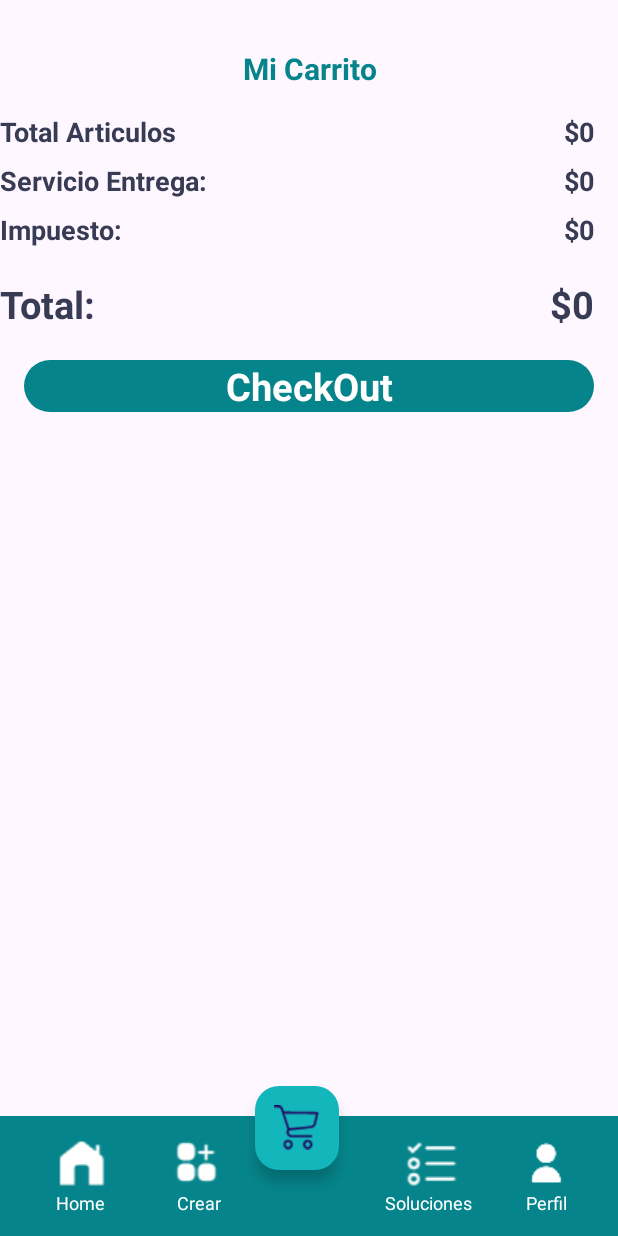
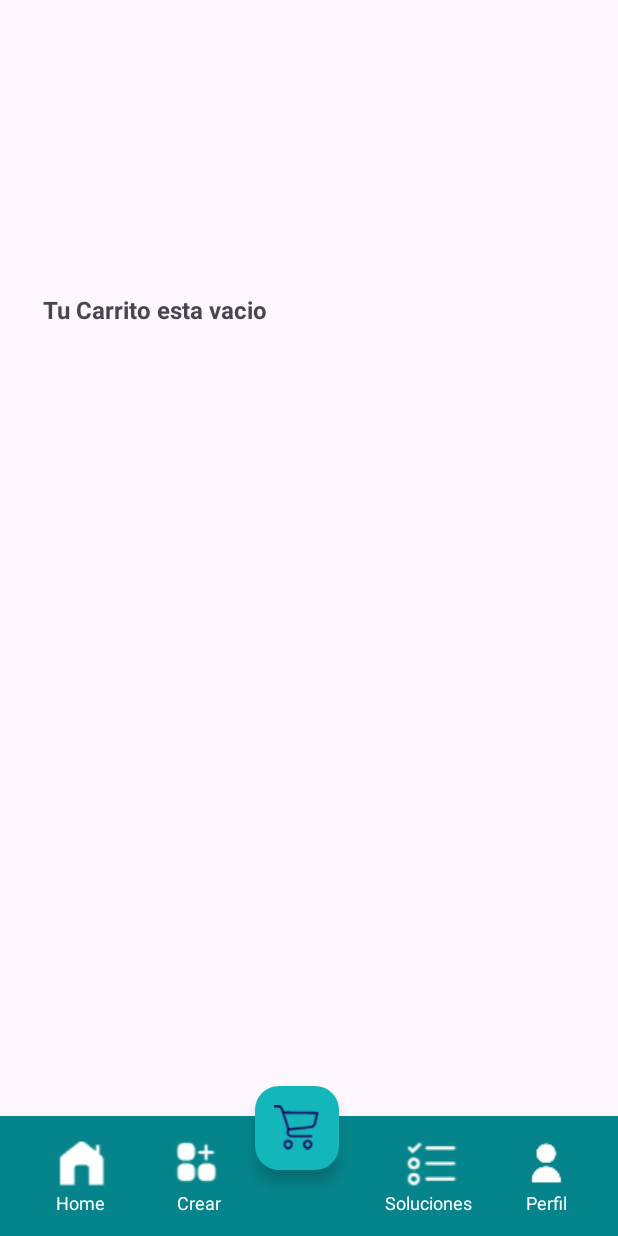
Before and after one commit to Mlermaa/Proyecto_App_Movil, an Android app: the CartListActivity screen opened directly, with no data from a screen before it, on a phone screen of 412 x 824 dp. Run offline under Robolectric (Android 15) with nearby library versions, the phone set to English and light mode, and no system bars; pictures from the network do not load.

Commit message:
Creacion actividad carrito de compras

```diff
--- a/apptechdesk2023/app/src/main/java/com/example/apptechdesk2023/Activity/CartListActivity.java
+++ b/apptechdesk2023/app/src/main/java/com/example/apptechdesk2023/Activity/CartListActivity.java
@@ -1,14 +1,21 @@
 package com.example.apptechdesk2023.Activity;
 
+import android.content.Intent;
 import android.os.Bundle;
+import android.view.View;
+import android.widget.LinearLayout;
 import android.widget.ScrollView;
 import android.widget.TextView;
 
 import androidx.appcompat.app.AppCompatActivity;
+import androidx.recyclerview.widget.LinearLayoutManager;
 import androidx.recyclerview.widget.RecyclerView;
 
+import com.example.apptechdesk2023.Activity.Adaptor.CartListAadapter;
 import com.example.apptechdesk2023.Helper.ManagementCart;
+import com.example.apptechdesk2023.Interface.ChangeNumberItemListener;
 import com.example.apptechdesk2023.R;
+import com.google.android.material.floatingactionbutton.FloatingActionButton;
 
 public class CartListActivity extends AppCompatActivity {
     private RecyclerView.Adapter adapter;
@@ -23,6 +30,78 @@ public class CartListActivity extends AppCompatActivity {
         super.onCreate(savedInstanceState);
         setContentView(R.layout.activity_cart_list);
 
+        managementCart=new ManagementCart(this);
+
+        initView();
+        initList();
+        CalculateCart();
+        bottomNavigation();
+    }
+
+    private void bottomNavigation(){
+        FloatingActionButton floatingActionButton=findViewById(R.id.cartBtn);
+        LinearLayout homeBtn=findViewById(R.id.homeBtn);
+
+        floatingActionButton.setOnClickListener(new View.OnClickListener() {
+            @Override
+            public void onClick(View view) {
+                startActivity(new Intent(CartListActivity.this,CartListActivity.class));
+            }
+        });
+        homeBtn.setOnClickListener(new View.OnClickListener() {
+            @Override
+            public void onClick(View view) {
+                startActivity(new Intent(CartListActivity.this,MainActivity.class));
+            }
+        });
+    }
+
+    private void initView(){
+        recyclerViewList=findViewById(R.id.recyclerView);
+        totalFeeTxt=findViewById(R.id.totalFeeTxt);
+        taxTxt=findViewById(R.id.taxTxt);
+        deliveryTxt=findViewById(R.id.deliveryTxt);
+        totalTxt=findViewById(R.id.totalTxt);
+        emptyTxt=findViewById(R.id.emptyTxt);
+        scrollView=findViewById(R.id.scrollView3);
+        recyclerViewList=findViewById(R.id.cartView);
+    }
+
+    private void  initList(){
+        LinearLayoutManager linearLayoutManager=new LinearLayoutManager(this, LinearLayoutManager.VERTICAL,false);
+        recyclerViewList.setLayoutManager(linearLayoutManager);
+        adapter=new CartListAadapter(managementCart.getListCart(), this,  new ChangeNumberItemListener() {
+            @Override
+            public void changed() {
+                CalculateCart();
+            }
+        });
+
+        recyclerViewList.setAdapter(adapter);
+        if (managementCart.getListCart().isEmpty()) {
+            emptyTxt.setVisibility(View.VISIBLE);
+            scrollView.setVisibility(View.GONE);
+        }else {
+            emptyTxt.setVisibility(View.GONE);
+            scrollView.setVisibility(View.VISIBLE);
+        }
+    }
+    private void CalculateCart(){
+        double porcentTax = 0.02;
+        double delivery = 10;
+
+        tax = Math.round((managementCart.getTotalFee() * porcentTax) * 100)/100;
+        double total = Math.round((managementCart.getTotalFee() * tax + delivery) * 100) / 100;
+        double itemTotal = Math.round(managementCart.getTotalFee() * 100) / 100;
+
+        totalFeeTxt.setText("$" + itemTotal);
+        taxTxt.setText("$"  + tax);
+        deliveryTxt.setText("$" + delivery);
+        totalTxt.setText("$" + total);
+
+
 
     }
+
+
 }
--- a/apptechdesk2023/app/src/main/java/com/example/apptechdesk2023/Helper/ManagementCart.java
+++ b/apptechdesk2023/app/src/main/java/com/example/apptechdesk2023/Helper/ManagementCart.java
@@ -4,16 +4,17 @@ import android.content.Context;
 import android.widget.Toast;
 
 import com.example.apptechdesk2023.Activity.Domain.ProductosDomain;
+import com.example.apptechdesk2023.Interface.ChangeNumberItemListener;
 
 import java.util.ArrayList;
 
 public class ManagementCart {
     private Context context;
-    private  TinyDB tinyBD;
+    private  TinyDB tinyDB;
 
     public ManagementCart(Context context){
         this.context = context;
-        this.tinyBD = new TinyDB(context);
+        this.tinyDB = new TinyDB(context);
     }
 
     public void insertProductos(ProductosDomain item){
@@ -33,12 +34,39 @@ public class ManagementCart {
                 } else {
                     listProductos.add(item);
                 }
-                tinyBD.putListObject("CardList",listProductos);
+                tinyDB.putListObject("CardList",listProductos);
                 Toast.makeText(context, "Añadido al carrito", Toast.LENGTH_SHORT).show();
    }
 
 
-    public  ArrayList<ProductosDomain> getListCart(){
-        return tinyBD.getListObject("CartList");
+    public ArrayList<ProductosDomain> getListCart() {
+        return tinyDB.getListObject("CartList");
     }
+
+    public void plusNumberProductos(ArrayList<ProductosDomain> listProductos, int position, ChangeNumberItemListener changeNumberItemListener){
+        listProductos.get(position).setNumberIncart(listProductos.get(position).getNumberIncart() + 1);
+        tinyDB.putListObject("CarList", listProductos);
+        changeNumberItemListener.changed();
+    }
+
+    public void minusNumberProductos(ArrayList<ProductosDomain> listProductos, int position, ChangeNumberItemListener changeNumberItemListener){
+        if (listProductos.get(position).getNumberIncart()==1) {
+            listProductos.remove(position);
+        }else {
+            listProductos.get(position).setNumberIncart(listProductos.get(position).getNumberIncart() - 1);
+        }
+        tinyDB.putListObject("Cartlist", listProductos);
+        changeNumberItemListener.changed();
+    }
+
+    public Double getTotalFee() {
+        ArrayList<ProductosDomain> listProductos = getListCart();
+        double fee = 0;
+        for(int i = 0; i < listProductos.size(); i++) {
+            fee = fee + (listProductos.get(i).getFee() * listProductos.get(i).getNumberIncart());
+        }
+        return  fee;
+
+    }
+
 }
--- /dev/null
+++ b/apptechdesk2023/app/src/main/java/com/example/apptechdesk2023/Interface/ChangeNumberItemListener.java
@@ -0,0 +1,5 @@
+package com.example.apptechdesk2023.Interface;
+
+public interface ChangeNumberItemListener {
+    void changed();
+}
--- a/apptechdesk2023/app/src/main/res/layout/activity_cart_list.xml
+++ b/apptechdesk2023/app/src/main/res/layout/activity_cart_list.xml
@@ -7,8 +7,13 @@
     tools:context=".Activity.CartListActivity">
 
     <ScrollView
+        android:id="@+id/scrollView3"
         android:layout_width="match_parent"
-        android:layout_height="match_parent" >
+        android:layout_height="match_parent"
+        app:layout_constraintBottom_toBottomOf="parent"
+        app:layout_constraintEnd_toEndOf="parent"
+        app:layout_constraintStart_toStartOf="parent"
+        app:layout_constraintTop_toTopOf="parent">
 
         <LinearLayout
             android:layout_width="match_parent"
@@ -19,16 +24,21 @@
                 android:id="@+id/textView8"
                 android:layout_width="match_parent"
                 android:layout_height="wrap_content"
+                android:layout_marginLeft="25dp"
+                android:layout_marginTop="32dp"
+                android:layout_marginRight="25dp"
                 android:text="Mi Carrito"
-                android:layout_marginTop="32dp"
                 android:textAlignment="center"
                 android:textColor="#05858B"
                 android:textSize="20sp"
-                android:textStyle="bold"/>
+                android:textStyle="bold" />
 
             <androidx.recyclerview.widget.RecyclerView
+                android:id="@+id/cartView"
                 android:layout_width="match_parent"
-                android:layout_height="match_parent" />
+                android:layout_height="match_parent"
+                android:layout_marginLeft="25dp"
+                android:layout_marginRight="25dp" />
 
             <LinearLayout
                 android:layout_width="match_parent"
@@ -40,7 +50,7 @@
                 tools:layout_marginStart="16dp">
 
                 <TextView
-                    android:id="@+id/textView9"
+                    android:id="@+id/textView10"
                     android:layout_width="wrap_content"
                     android:layout_height="wrap_content"
                     android:layout_weight="1"
@@ -50,7 +60,7 @@
                     android:textStyle="bold" />
 
                 <TextView
-                    android:id="@+id/TaxTxt"
+                    android:id="@+id/totalFeeTxt"
                     android:layout_width="wrap_content"
                     android:layout_height="wrap_content"
 
@@ -72,7 +82,7 @@
                 tools:layout_marginStart="16dp">
 
                 <TextView
-                    android:id="@+id/textView9"
+                    android:id="@+id/textView11"
                     android:layout_width="wrap_content"
                     android:layout_height="wrap_content"
                     android:layout_weight="1"
@@ -82,7 +92,7 @@
                     android:textStyle="bold" />
 
                 <TextView
-                    android:id="@+id/taxTxt"
+                    android:id="@+id/deliveryTxt"
                     android:layout_width="wrap_content"
                     android:layout_height="wrap_content"
 
@@ -104,7 +114,7 @@
                 tools:layout_marginStart="16dp">
 
                 <TextView
-                    android:id="@+id/textView9"
+                    android:id="@+id/textView13"
                     android:layout_width="wrap_content"
                     android:layout_height="wrap_content"
                     android:layout_weight="1"
@@ -114,7 +124,7 @@
                     android:textStyle="bold" />
 
                 <TextView
-                    android:id="@+id/totalTxt"
+                    android:id="@+id/taxTxt"
                     android:layout_width="wrap_content"
                     android:layout_height="wrap_content"
 
@@ -162,16 +172,28 @@
                 android:id="@+id/textView12"
                 android:layout_width="match_parent"
                 android:layout_height="wrap_content"
+                android:layout_margin="16dp"
+                android:background="@drawable/boton_inicio"
+                android:gravity="center"
                 android:text="CheckOut"
-                android:background="@drawable/boton_inicio"
-                android:layout_margin="16dp"
-                android:gravity="center"
                 android:textColor="#ffffff"
                 android:textSize="25dp"
-                android:textStyle="bold"
-                />
+                android:textStyle="bold" />
         </LinearLayout>
     </ScrollView>
+
+    <TextView
+        android:id="@+id/emptyTxt"
+        android:layout_width="wrap_content"
+        android:layout_height="wrap_content"
+        android:text="Tu Carrito esta vacio"
+        android:textSize="16sp"
+        android:textStyle="bold"
+        android:visibility="gone"
+        app:layout_constraintBottom_toBottomOf="@+id/scrollView3"
+        app:layout_constraintEnd_toEndOf="@+id/scrollView3"
+        app:layout_constraintStart_toStartOf="parent"
+        app:layout_constraintTop_toTopOf="parent" />
 
     <androidx.coordinatorlayout.widget.CoordinatorLayout
         android:layout_width="match_parent"
@@ -323,6 +345,7 @@
         </com.google.android.material.bottomappbar.BottomAppBar>
 
         <com.google.android.material.floatingactionbutton.FloatingActionButton
+            android:id="@+id/cartBtn"
             android:layout_width="wrap_content"
             android:layout_height="match_parent"
             android:layout_marginLeft="170dp"
@@ -332,9 +355,8 @@
             app:backgroundTint="#13B6BA"
             app:maxImageSize="30dp"
             app:srcCompat="@drawable/carrito_2"
-            tools:srcCompat="@drawable/carrito_2"
 
-            >
+            tools:srcCompat="@drawable/carrito_2">
 
 
         </com.google.android.material.floatingactionbutton.FloatingActionButton>
```
Also changed, not shown: apptechdesk2023/app/src/main/java/com/example/apptechdesk2023/Activity/Adaptor/CartListAadapter.java (added, +101 -0 lines), apptechdesk2023/app/src/main/java/com/example/apptechdesk2023/Activity/MainActivity.java (+25 -2 lines), apptechdesk2023/app/src/main/res/layout/activity_main.xml (+4 -4 lines), apptechdesk2023/app/src/main/res/layout/activity_show_datail_main.xml (+8 -2 lines), apptechdesk2023/app/src/main/res/layout/viewholder_cart.xml (added, +119 -0 lines).
